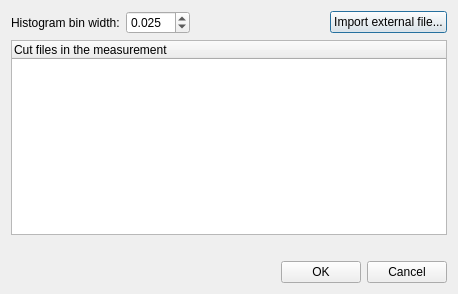
Qt form ui_files/ui_energy_spectrum_params.ui (JYU-IBA/potku) before a commit.
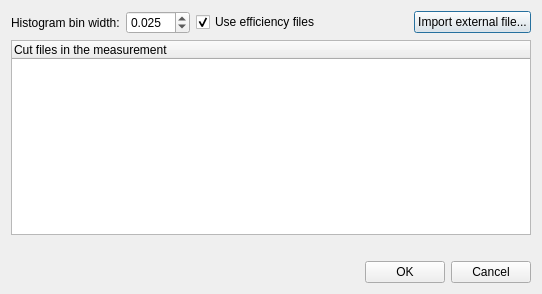
The same form after that commit.

What changed in the file:
```diff
--- a/ui_files/ui_energy_spectrum_params.ui
+++ b/ui_files/ui_energy_spectrum_params.ui
@@ -6,7 +6,7 @@
    <rect>
     <x>0</x>
     <y>0</y>
-    <width>458</width>
+    <width>542</width>
     <height>294</height>
    </rect>
   </property>
@@ -44,6 +44,19 @@
          </property>
         </widget>
        </item>
+       <item>
+        <widget class="QCheckBox" name="use_eff_checkbox">
+         <property name="toolTip">
+          <string>&lt;html&gt;&lt;head/&gt;&lt;body&gt;&lt;p&gt;Determines whether efficiencies are taken into account when plotting measured spectra.&lt;/p&gt;&lt;/body&gt;&lt;/html&gt;</string>
+         </property>
+         <property name="text">
+          <string>Use efficiency files</string>
+         </property>
+         <property name="checked">
+          <bool>true</bool>
+         </property>
+        </widget>
+       </item>
        <item>
         <spacer name="horizontalSpacer">
          <property name="orientation">
```
